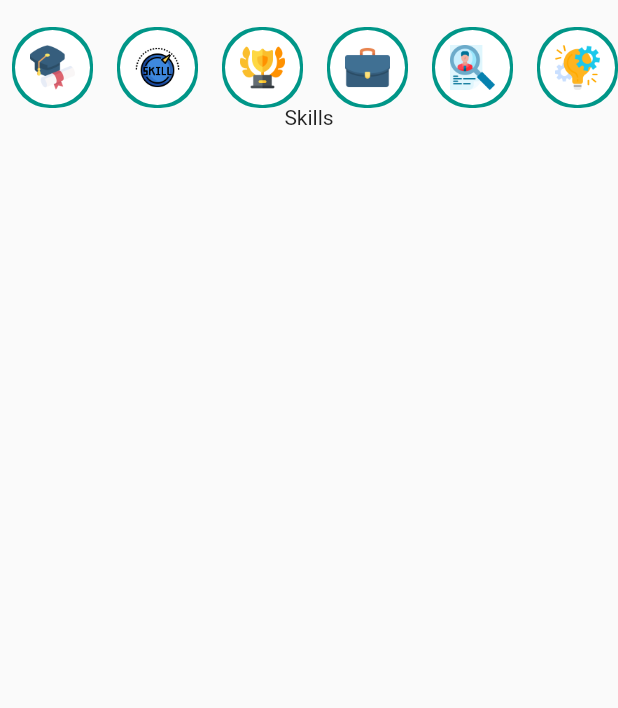
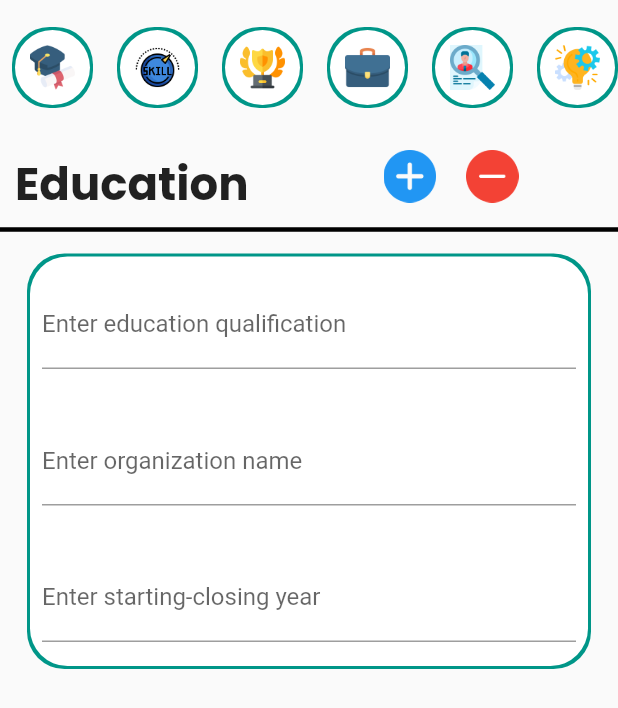
Before and after one commit to soumenkp2/resume_builder, a Flutter app: the screen it shows after launch, on a phone screen of 412 x 824 dp. Shown: the top 708 px of the screen. Run offline on Flutter 3.47's test engine with Material 2 defaults, Android fonts, the phone set to English and light mode, and no system bars; our stand-ins replace google_fonts, open_file, pdf, printing, smooth_page_indicator; missing offline and left inert: syncfusion_flutter_pdf.

Commit message:
Added User Models for Storing data of Resume

```diff
--- a/lib/Screens/info_fillup.dart
+++ b/lib/Screens/info_fillup.dart
@@ -13,7 +13,10 @@ class info_fillup extends StatefulWidget {
   State<StatefulWidget> createState() => info_fillup_state();
 }
 
+String? category_head_name;
 List<Education_UserModel>? edu_list;
+//List<>
+
 Map<String, bool>? categories;
 
 class info_fillup_state extends State<info_fillup> {
@@ -23,29 +26,46 @@ class info_fillup_state extends State<info_fillup> {
     edu_list = new List<Education_UserModel>.empty(growable: true);
 
     categories = new Map<String, bool>();
-    categories!["education"] = false;
-    categories!["achievements"] = false;
-    categories!["language"] = false;
-    categories!["skills"] = true;
-    categories!["work"] = false;
-    categories!["profile"] = false;
+    categories!["Education"] = true;
+    categories!["Achievements"] = false;
+    categories!["Languages and Skills"] = false;
+    categories!["Projects"] = false;
+    categories!["Work"] = false;
+    categories!["Profile"] = false;
+
+    category_head_name = "Education";
   }
 
-  // void add_edu_card()
-  // {
-  //   setState(()
-  //   {
-  //     edu_list?.add(new Education_UserModel());
-  //   });
-  // }
+  void add_edu_card()
+  {
+    setState(()
+    {
+      edu_list?.add(new Education_UserModel());
+    });
+  }
+
+  void delete_edu_card()
+  {
+    setState(()
+    {
+      if(edu_list!.length <=0)
+        {
+          var snackBar = SnackBar(content: Text('One entry is mandatory to be filled out '));
+          ScaffoldMessenger.of(context).showSnackBar(snackBar);
+        }
+      else
+        {
+          edu_list?.removeLast();
+        }
+
+    });
+  }
 
   void category_observation(String category_name) {
     setState(() {
-      // ScaffoldMessenger.of(context).showSnackBar(SnackBar(
-      //   content: Text(category_name),
-      // ));
       categories?.forEach((key, value) {
         if (key == category_name) {
+          category_head_name = category_name;
           categories![key] = true;
         } else {
           categories![key] = false;
@@ -70,7 +90,7 @@ class info_fillup_state extends State<info_fillup> {
               children: <Widget>[
                 new InkWell(
                     onTap: () {
-                      category_observation("education");
+                      category_observation("Education");
                     },
                     child: Container(
                         width: 50,
@@ -92,7 +112,7 @@ class info_fillup_state extends State<info_fillup> {
                             )))),
                 new InkWell(
                   onTap: () {
-                    category_observation("skills");
+                    category_observation("Languages and Skills");
                   },
                   child: Container(
                       width: 50,
@@ -116,7 +136,7 @@ class info_fillup_state extends State<info_fillup> {
                 ),
                 new InkWell(
                   onTap: () {
-                    category_observation("achievements");
+                    category_observation("Achievements");
                   },
                   child: Container(
                       width: 50,
@@ -139,7 +159,7 @@ class info_fillup_state extends State<info_fillup> {
                 ),
                 new InkWell(
                   onTap: () {
-                    category_observation("work");
+                    category_observation("Work");
                   },
                   child: Container(
                       width: 50,
@@ -163,7 +183,7 @@ class info_fillup_state extends State<info_fillup> {
                 ),
                 new InkWell(
                   onTap: () {
-                    category_observation("profile");
+                    category_observation("Profile");
                   },
                   child: Container(
                       width: 50,
@@ -187,7 +207,7 @@ class info_fillup_state extends State<info_fillup> {
                 ),
                 new InkWell(
                   onTap: () {
-                    category_observation("project");
+                    category_observation("Projects");
                   },
                   child: new Container(
                       width: 50,
@@ -215,27 +235,12 @@ class info_fillup_state extends State<info_fillup> {
         ),
         //Termination of Categories
 
-        current_category(),
-      ],
-    )));
-  }
-}
-
-
-class EducationParent_Widget extends StatelessWidget {
-  const EducationParent_Widget({
-    Key? key,
-  }) : super(key: key);
-
-  @override
-  Widget build(BuildContext context) {
-    return new Column(children: <Widget>[
         new Padding(
             padding: const EdgeInsets.fromLTRB(0, 20, 0, 0),
             child: Row(children: <Widget>[
               new Padding(
                 padding: const EdgeInsets.fromLTRB(10, 10, 80, 0),
-              child: new Text("Education",
+                child: new Text(category_head_name!,
                     textAlign: TextAlign.left,
                     style: GoogleFonts.poppins(
                         textStyle: TextStyle(
@@ -251,7 +256,9 @@ class EducationParent_Widget extends StatelessWidget {
                       // fit: BoxFit.cover,
                     )),
               ),
-            new Visibility(
+              new InkWell(
+                onTap: delete_edu_card,
+                child: new Visibility(
                   visible: true,
                   child: new Padding(
                       padding: const EdgeInsets.all(10),
@@ -261,12 +268,87 @@ class EducationParent_Widget extends StatelessWidget {
                         // fit: BoxFit.cover,
                       )),
                 ),
+              )
+
             ])),
 
         new Divider(
           color: Colors.black,
           thickness: 3,
         ),
+
+        new Column(
+            mainAxisAlignment: MainAxisAlignment.spaceEvenly,
+            children: <Widget>[
+              //current_category()
+              Education_fillup_widget(),
+
+              ListView.separated(
+                  shrinkWrap: true,
+                  physics: const ScrollPhysics(),
+                  itemBuilder: (context, index) {
+                    return Column(children: <Widget>[
+                      Education_fillup_widget(),
+                    ]);
+                  },
+                  separatorBuilder: (context, index) => const Divider(),
+                  itemCount: edu_list!.length)
+            ]),
+
+
+
+        //current_category(),
+      ],
+    )));
+  }
+}
+
+
+class EducationParent_Widget extends StatelessWidget {
+  const EducationParent_Widget({
+    Key? key,
+  }) : super(key: key);
+
+  @override
+  Widget build(BuildContext context) {
+    return new Column(children: <Widget>[
+      // new Padding(
+      //     padding: const EdgeInsets.fromLTRB(0, 20, 0, 0),
+      //     child: Row(children: <Widget>[
+      //       new Padding(
+      //         padding: const EdgeInsets.fromLTRB(10, 10, 80, 0),
+      //         child: new Text("Education",
+      //             textAlign: TextAlign.left,
+      //             style: GoogleFonts.poppins(
+      //                 textStyle: TextStyle(
+      //                     fontSize: 30, fontWeight: FontWeight.bold))),
+      //       ),
+      //       new InkWell(
+      //         onTap: add_edu_card,
+      //         child: new Padding(
+      //             padding: const EdgeInsets.all(10),
+      //             child: new Image.asset(
+      //               'assets/images/addbtn.png',
+      //               height: 35.0,
+      //               // fit: BoxFit.cover,
+      //             )),
+      //       ),
+      //       new Visibility(
+      //         visible: true,
+      //         child: new Padding(
+      //             padding: const EdgeInsets.all(10),
+      //             child: new Image.asset(
+      //               'assets/images/minusbtn.png',
+      //               height: 35.0,
+      //               // fit: BoxFit.cover,
+      //             )),
+      //       ),
+      //     ])),
+
+      // new Divider(
+      //   color: Colors.black,
+      //   thickness: 3,
+      // ),
 
       //Form Fill Up
       new Column(
@@ -295,24 +377,32 @@ class EducationParent_Widget extends StatelessWidget {
 }
 
 Widget current_category() {
-  if (categories!["education"] == true) {
+  if (categories!["Education"] == true) {
     return EducationParent_Widget();
-  } else if (categories!["achievements"] == true) {
+  } else if (categories!["Achievements"] == true) {
     return Text("Achievements");
-  } else if (categories!["profile"] == true) {
+  } else if (categories!["Profile"] == true) {
     return Text("Profile");
-  } else if (categories!["work"] == true) {
+  } else if (categories!["Work"] == true) {
     return Text("Work");
-  } else if (categories!["skills"] == true) {
-    return Text("Skills");
-  } else if (categories!["language"] == true) {
-    return Text("Language");
+  } else if (categories!["Projects"] == true) {
+    return Text("Projects");
+  } else if (categories!["Languages and Skills"] == true) {
+    return Text("Languages and Skills");
   } else {
     return Education_fillup_widget();
   }
 }
 
-Widget Education_fillup_widget() {
+
+class Education_fillup_widget extends StatelessWidget {
+  const Education_fillup_widget({
+    Key? key,
+  }) : super(key: key);
+
+
+  @override
+  Widget build(BuildContext context) {
     return new Padding(
       padding: const EdgeInsets.all(10),
       child: new Container(
@@ -329,6 +419,7 @@ Widget Education_fillup_widget() {
           child: Column(
               mainAxisAlignment: MainAxisAlignment.spaceEvenly,
               children: <Widget>[
+
                 new Padding(
                   padding:
                       const EdgeInsets.symmetric(horizontal: 8, vertical: 16),
@@ -336,9 +427,8 @@ Widget Education_fillup_widget() {
                     decoration: const InputDecoration(
                       border: UnderlineInputBorder(),
                       labelText: 'Enter education qualification',
-                  ),
-                ),
-              ),
+                    ),),),
+
                 new Padding(
                   padding:
                       const EdgeInsets.symmetric(horizontal: 8, vertical: 16),
@@ -346,9 +436,8 @@ Widget Education_fillup_widget() {
                     decoration: const InputDecoration(
                       border: UnderlineInputBorder(),
                       labelText: 'Enter organization name',
-                  ),
-                ),
-              ),
+                    ),),),
+
                 new Padding(
                   padding:
                       const EdgeInsets.symmetric(horizontal: 8, vertical: 16),
@@ -356,12 +445,8 @@ Widget Education_fillup_widget() {
                     decoration: const InputDecoration(
                       border: UnderlineInputBorder(),
                       labelText: 'Enter starting-closing year',
-                  ),
-                ),
-              ),
-              new InkWell(
-                onTap: add_s(),
-              )
+                    ),),),
+
               ])),
 
       // new Padding(
@@ -374,88 +459,6 @@ Widget Education_fillup_widget() {
     );
   }
 
-add_s() {
+
 
 }
-
-// class Education_fillup_widget extends StatelessWidget {
-//   const Education_fillup_widget({
-//     Key? key,
-//   }) : super(key: key);
-//
-//
-//   @override
-//   Widget build(BuildContext context) {
-//     return new Padding(
-//       padding: const EdgeInsets.all(10),
-//       child: new Container(
-//           // width: 50,
-//           // height: 50,
-//           decoration: BoxDecoration(
-//             color: Colors.white,
-//             borderRadius: BorderRadius.all(Radius.circular(25)),
-//             boxShadow: [
-//               BoxShadow(color: Colors.teal, spreadRadius: 2),
-//             ],
-//           ),
-//           margin: const EdgeInsets.fromLTRB(10, 0, 10, 0),
-//           child: Column(
-//               mainAxisAlignment: MainAxisAlignment.spaceEvenly,
-//               children: <Widget>[
-//
-//                 new Padding(
-//                   padding:
-//                       const EdgeInsets.symmetric(horizontal: 8, vertical: 16),
-//                   child: TextFormField(
-//                     decoration: const InputDecoration(
-//                       border: UnderlineInputBorder(),
-//                       labelText: 'Enter education qualification',
-//                     ),),),
-//
-//                 new Padding(
-//                   padding:
-//                       const EdgeInsets.symmetric(horizontal: 8, vertical: 16),
-//                   child: TextFormField(
-//                     decoration: const InputDecoration(
-//                       border: UnderlineInputBorder(),
-//                       labelText: 'Enter organization name',
-//                     ),),),
-//
-//                 new Padding(
-//                   padding:
-//                       const EdgeInsets.symmetric(horizontal: 8, vertical: 16),
-//                   child: TextFormField(
-//                     decoration: const InputDecoration(
-//                       border: UnderlineInputBorder(),
-//                       labelText: 'Enter starting-closing year',
-//                     ),),),
-//
-//               ])),
-//
-//       // new Padding(
-//       //     padding: const EdgeInsets.all(10),
-//       //     child: new Image.asset(
-//       //       'assets/images/addbtn.png',
-//       //       height: 15.0,
-//       //       // fit: BoxFit.cover,
-//       //     )),
-//     );
-//   }
-//
-//   @override
-//   State<StatefulWidget> createState() {
-//     // TODO: implement createState
-//     throw UnimplementedError();
-//   }
-//
-//   // Widget add_edu_widget()
-//   // {
-//   //   return Padding(
-//   //
-//   //
-//   //
-//   //
-//   //   );
-//   // }
-//
-// }
--- /dev/null
+++ b/lib/UserModels/Achievements_UserModel.dart
@@ -0,0 +1,31 @@
+import 'dart:async';
+import 'package:flutter/cupertino.dart';
+import 'package:flutter/material.dart';
+import 'package:resume_builder/Screens/main.dart';
+import 'package:google_fonts/google_fonts.dart';
+import 'package:resume_builder/Screens/your_resume.dart';
+
+class Achievements_UserModel{
+
+  String? organization_name;
+  String? qualification_name;
+
+  //Initialiazing the values
+  Achievements_UserModel({
+    this.organization_name,
+    this.qualification_name,
+  });
+
+  //Setting values in map to use it further
+  Map<String,String> toJson()
+  {
+    final Map<String,String> data = new Map<String, String>();
+
+    data["organization_name"] = organization_name!;
+    data["qualification_name"] = qualification_name!;
+
+    return data;
+  }
+
+
+}
--- /dev/null
+++ b/lib/UserModels/Profile_UserModel.dart
@@ -0,0 +1,41 @@
+import 'dart:async';
+import 'package:flutter/cupertino.dart';
+import 'package:flutter/material.dart';
+import 'package:resume_builder/Screens/main.dart';
+import 'package:google_fonts/google_fonts.dart';
+import 'package:resume_builder/Screens/your_resume.dart';
+
+class Education_UserModel{
+
+  String? name;
+  String? phone_no;
+  String? mail;
+  String? location;
+  String? social_link;
+
+
+  //Initialiazing the values
+  Education_UserModel({
+    this.name,
+    this.phone_no,
+    this.location,
+    this.mail,
+    this.social_link
+  });
+
+  //Setting values in map to use it further
+  Map<String,String> toJson()
+  {
+    final Map<String,String> data = new Map<String, String>();
+
+    data["name"] = name!;
+    data["location"] = location!;
+    data["phone_no"] = phone_no!;
+    data["mail"] = mail!;
+    data["social_link"] = social_link!;
+
+    return data;
+  }
+
+
+}
--- /dev/null
+++ b/lib/UserModels/Work_Projects_UserModel.dart
@@ -0,0 +1,37 @@
+import 'dart:async';
+import 'package:flutter/cupertino.dart';
+import 'package:flutter/material.dart';
+import 'package:resume_builder/Screens/main.dart';
+import 'package:google_fonts/google_fonts.dart';
+import 'package:resume_builder/Screens/your_resume.dart';
+
+class Work_Projects_UserModel{
+
+  String? organization_name;
+  String? qualification_name;
+  String? brief;
+  String? year_duration;
+
+  //Initialiazing the values
+  Work_Projects_UserModel({
+    this.organization_name,
+    this.year_duration,
+    this.qualification_name,
+    this.brief
+  });
+
+  //Setting values in map to use it further
+  Map<String,String> toJson()
+  {
+    final Map<String,String> data = new Map<String, String>();
+
+    data["organization_name"] = organization_name!;
+    data["qualification_name"] = qualification_name!;
+    data["year_duration"] = year_duration!;
+    data["brief"] = brief!;
+
+    return data;
+  }
+
+
+}
```
Also changed, not shown: lib/UserModels/Skills_Languages_UserModel.dart (added, +28 -0 lines). Lines whose indentation alone changed are shown as unchanged.
